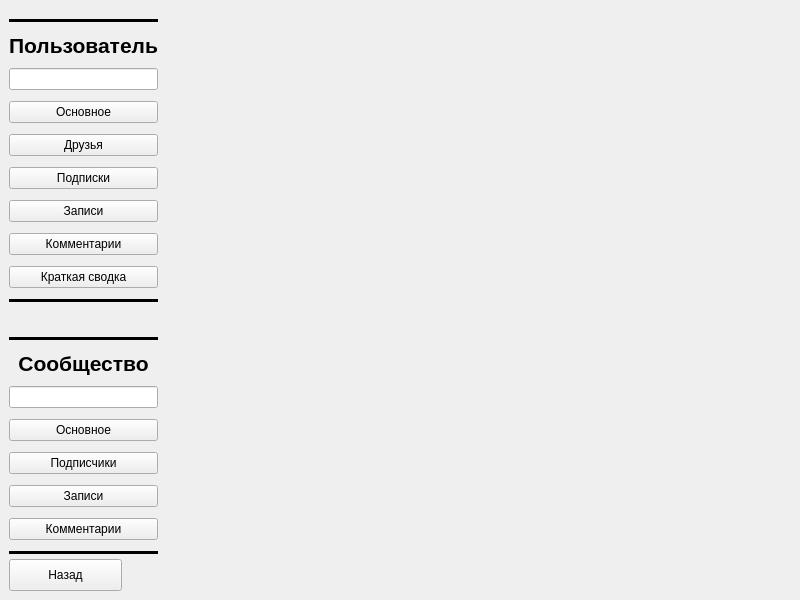
First picture: the form in app/vkFunctional_.ui, repository sagitovich/lex, before the edit.
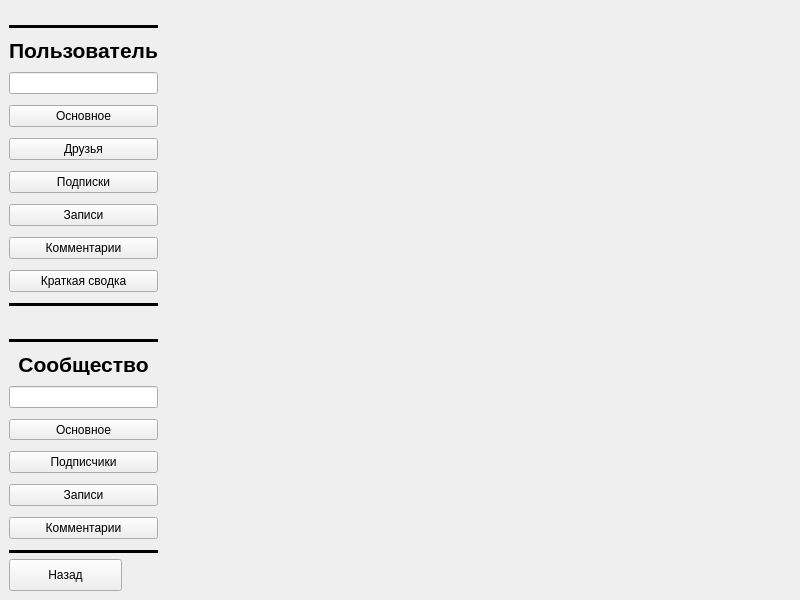
Second picture: the form after the edit.

What changed in the file:
```diff
--- a/app/vkFunctional_.ui
+++ b/app/vkFunctional_.ui
@@ -416,7 +416,7 @@
       </property>
      </widget>
     </item>
-    <item row="1" column="1">
+    <item row="0" column="1" rowspan="3">
      <widget class="QStackedWidget" name="stackedWidget">
       <property name="sizePolicy">
        <sizepolicy hsizetype="Preferred" vsizetype="Preferred">
```
